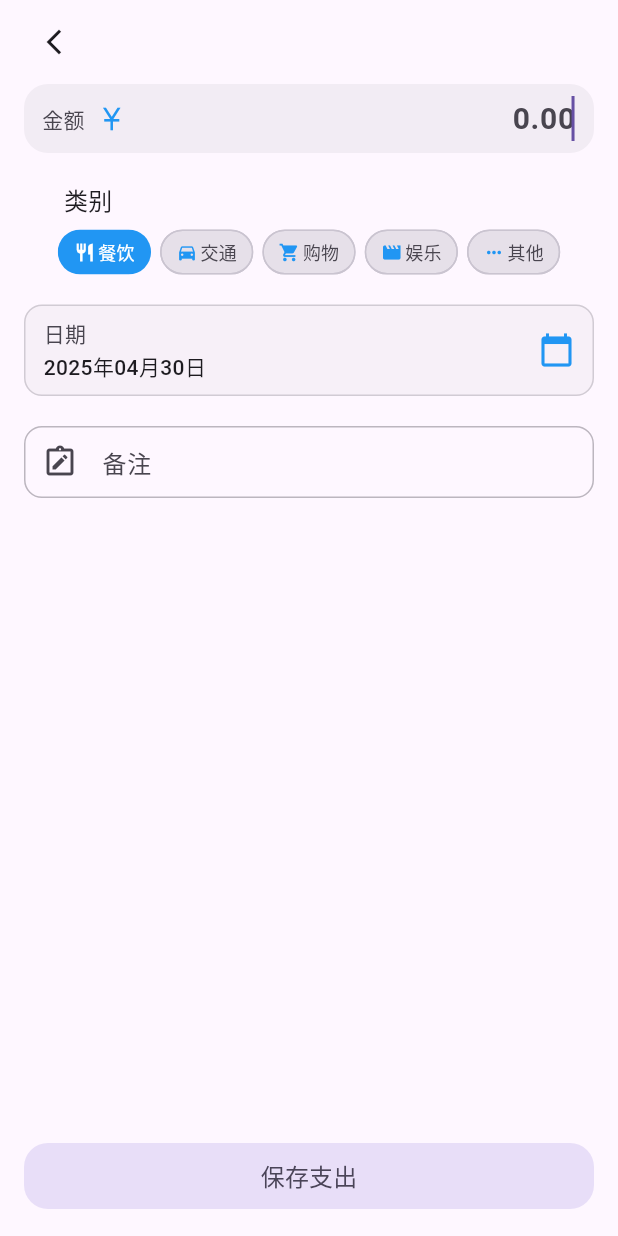
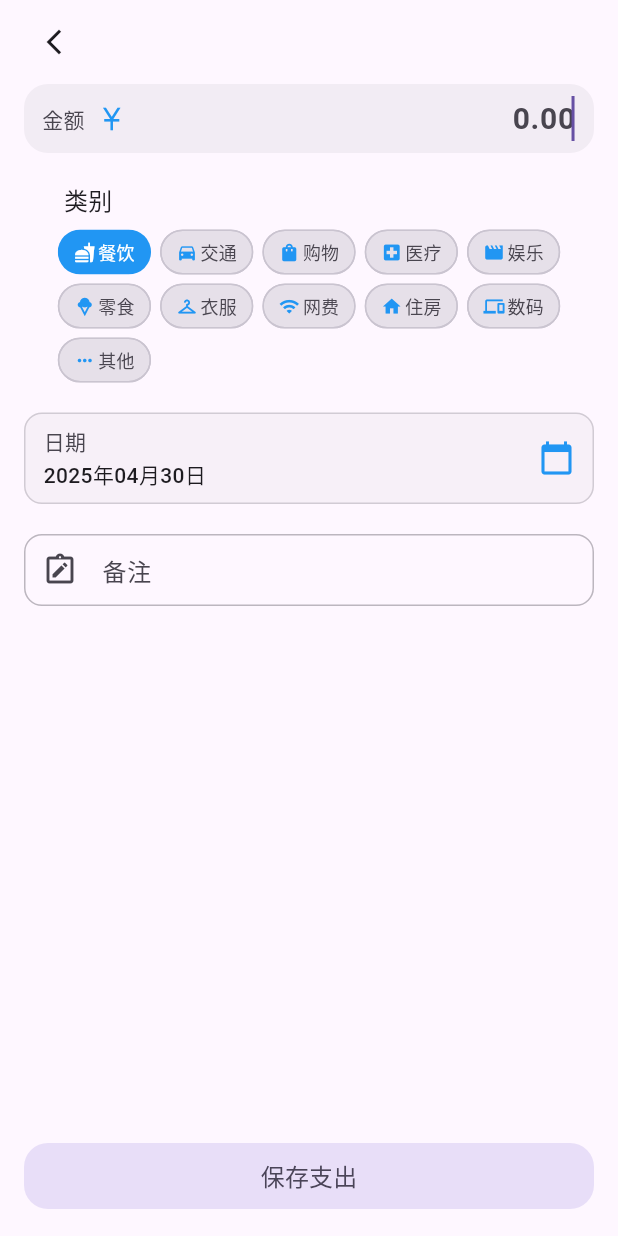
Before and after one commit to nevermorec/Expense_Flutter, a Flutter app: the AddExpenseScreen screen opened directly, on a phone screen of 412 x 824 dp. Run offline on Flutter 3.47's test engine with Material 3 defaults, Android fonts, the phone set to English and light mode, and no system bars; our stand-ins replace fl_chart, permission_handler, shared_preferences; accounts and stored records are empty; network calls fail.

Commit message:
update ui

```diff
--- a/lib/add_expense_screen.dart
+++ b/lib/add_expense_screen.dart
@@ -3,6 +3,7 @@ import 'package:flutter/services.dart';
 import 'package:intl/intl.dart';
 import 'expense_model.dart';
 import 'app_state.dart';
+import 'category_icons.dart'; // Add import for category icons
 
 class AddExpenseScreen extends StatefulWidget {
   const AddExpenseScreen({super.key});
@@ -18,13 +19,9 @@ class _AddExpenseScreenState extends State<AddExpenseScreen> {
   final FocusNode _amountFocusNode = FocusNode();
   DateTime _selectedDate = DateTime.now();
   ExpenseCategory _selectedCategory = ExpenseCategory.dining;
-  final Map<ExpenseCategory, IconData> _categoryIcons = {
-    ExpenseCategory.dining: Icons.restaurant,
-    ExpenseCategory.transport: Icons.directions_car,
-    ExpenseCategory.shopping: Icons.shopping_cart,
-    ExpenseCategory.entertainment: Icons.movie,
-    ExpenseCategory.other: Icons.more_horiz,
-  };
+
+  // Replace the hardcoded map with the shared configuration
+  Map<ExpenseCategory, IconData> get _categoryIcons => CategoryIcons.icons;
 
   Future<void> _selectDate() async {
     final pickedDate = await showDatePicker(
--- /dev/null
+++ b/lib/category_icons.dart
@@ -0,0 +1,28 @@
+import 'package:flutter/material.dart';
+import 'expense_model.dart';
+
+/// Shared category icon configuration used across the app
+class CategoryIcons {
+  static const Map<ExpenseCategory, IconData> icons = {
+    ExpenseCategory.dining: Icons.fastfood,
+    ExpenseCategory.transport: Icons.directions_car,
+    ExpenseCategory.shopping: Icons.shopping_bag,
+    ExpenseCategory.medical: Icons.local_hospital,
+    ExpenseCategory.entertainment: Icons.movie,
+    ExpenseCategory.snacks: Icons.icecream,
+    ExpenseCategory.clothing: Icons.checkroom,
+    ExpenseCategory.internet: Icons.wifi,
+    ExpenseCategory.housing: Icons.home,
+    ExpenseCategory.digital: Icons.devices,
+    ExpenseCategory.other: Icons.more_horiz,
+  };
+
+  /// Get an icon for a specific expense category
+  static Icon getIcon(ExpenseCategory category, {Color? color, double? size}) {
+    return Icon(
+      icons[category] ?? Icons.payments,
+      color: color ?? Colors.blue,
+      size: size ?? 24.0,
+    );
+  }
+}
--- a/lib/expense_model.dart
+++ b/lib/expense_model.dart
@@ -3,12 +3,17 @@ import 'dart:convert';
 
 // Expense Category Enum
 enum ExpenseCategory {
-  dining,     // 餐饮
-  transport,  // 交通
-  shopping,   // 购物
-  medical,    // 医疗
+  dining, // 餐饮
+  transport, // 交通
+  shopping, // 购物
+  medical, // 医疗
   entertainment, // 娱乐
-  other,      // 其他
+  snacks, // 零食
+  clothing, // 衣服
+  internet, // 网费
+  housing, // 住房
+  digital, // 数码
+  other, // 其他
 }
 
 // Extension for ExpenseCategory to add conversion methods
@@ -19,25 +24,48 @@ extension ExpenseCategoryExtension on ExpenseCategory {
   // Convert enum to display string
   String toDisplayString() {
     switch (this) {
-      case ExpenseCategory.dining: return '餐饮';
-      case ExpenseCategory.transport: return '交通';
-      case ExpenseCategory.shopping: return '购物';
-      case ExpenseCategory.medical: return '医疗';
-      case ExpenseCategory.entertainment: return '娱乐';
-      case ExpenseCategory.other: return '其他';
+      case ExpenseCategory.dining:
+        return '餐饮';
+      case ExpenseCategory.transport:
+        return '交通';
+      case ExpenseCategory.shopping:
+        return '购物';
+      case ExpenseCategory.medical:
+        return '医疗';
+      case ExpenseCategory.entertainment:
+        return '娱乐';
+      case ExpenseCategory.snacks:
+        return '零食';
+      case ExpenseCategory.other:
+        return '其他';
+      case ExpenseCategory.clothing:
+        return '衣服';
+      case ExpenseCategory.internet:
+        return '网费';
+      case ExpenseCategory.housing:
+        return '住房';
+      case ExpenseCategory.digital:
+        return '数码';
     }
   }
 
   // Get enum from string
   static ExpenseCategory fromString(String name) {
     switch (name) {
-      case '餐饮': return ExpenseCategory.dining;
-      case '交通': return ExpenseCategory.transport;
-      case '购物': return ExpenseCategory.shopping;
-      case '医疗': return ExpenseCategory.medical;
-      case '娱乐': return ExpenseCategory.entertainment;
-      case '其他': return ExpenseCategory.other;
-      default: return ExpenseCategory.other;
+      case '餐饮':
+        return ExpenseCategory.dining;
+      case '交通':
+        return ExpenseCategory.transport;
+      case '购物':
+        return ExpenseCategory.shopping;
+      case '医疗':
+        return ExpenseCategory.medical;
+      case '娱乐':
+        return ExpenseCategory.entertainment;
+      case '其他':
+        return ExpenseCategory.other;
+      default:
+        return ExpenseCategory.other;
     }
   }
 
@@ -51,7 +79,7 @@ class Expense {
   final int id;
   final DateTime time;
   final double amount;
-  final ExpenseCategory category;  // Changed from String to ExpenseCategory
+  final ExpenseCategory category; // Changed from String to ExpenseCategory
   final String note;
   final String family;
 
@@ -69,7 +97,7 @@ class Expense {
       'id': id,
       'time': DateFormat('yyyy-MM-dd HH:mm').format(time),
       'amount': amount,
-      'category': category.toInt(),  // Convert enum to int for storage
+      'category': category.toInt(), // Convert enum to int for storage
       'note': note,
       'family': family,
     };
@@ -93,9 +121,7 @@ class Expense {
 
     return Expense(
       id: map['id'] is String ? int.parse(map['id']) : map['id'] as int,
-      time: map['time'] is String
-          ? DateFormat('yyyy-MM-dd HH:mm').parse(map['time'])
-          : DateTime.fromMillisecondsSinceEpoch(map['time']),
+      time: map['time'] is String ? DateFormat('yyyy-MM-dd HH:mm').parse(map['time']) : DateTime.fromMillisecondsSinceEpoch(map['time']),
       amount: (map['amount'] ?? 0).toDouble(),
       category: categoryFromMap,
       note: map['note'] ?? '',
@@ -104,6 +130,5 @@ class Expense {
   }
 
   String toJson() => json.encode(toMap());
-  factory Expense.fromJson(String source) =>
-      Expense.fromMap(json.decode(source));
+  factory Expense.fromJson(String source) => Expense.fromMap(json.decode(source));
 }
```
Also changed, not shown: lib/home_screen.dart (+225 -172 lines).
